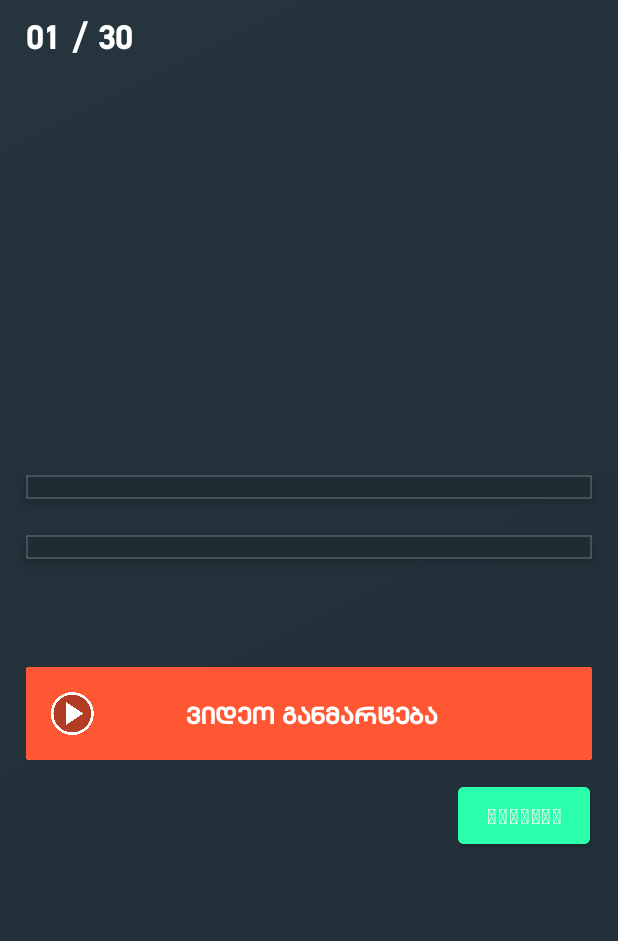
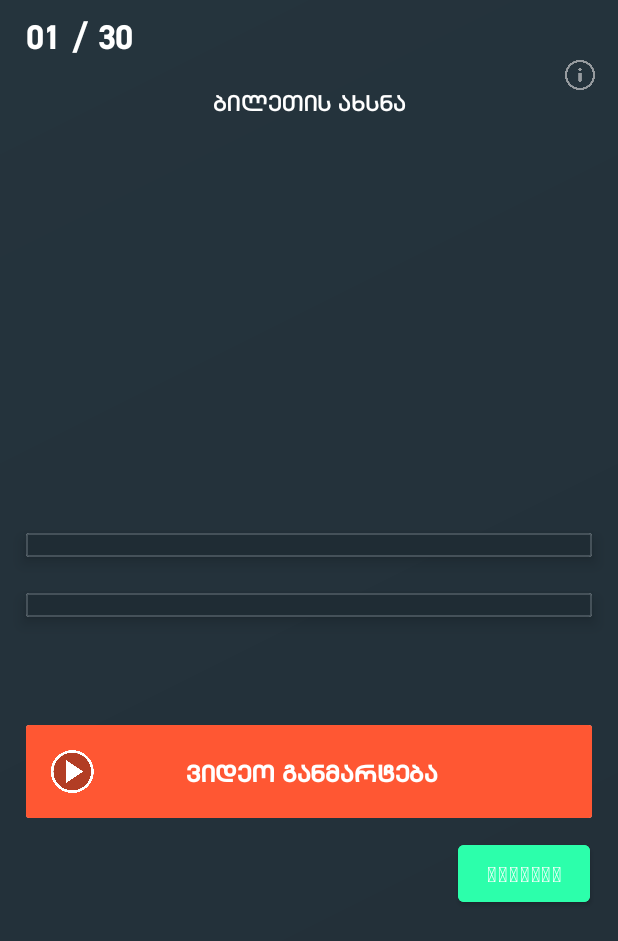
Before and after one commit to Brusadze/DrivingL, an Android app: the ExamActivity screen opened directly, with no data from a screen before it, on a phone screen of 412 x 824 dp. Shown: the top 941 px of the screen. Run offline under Robolectric (Android 15) with nearby library versions, the phone set to English and light mode, and no system bars; 10 statements that could not run were skipped.

Commit message:
added biletebi explanation

```diff
--- a/app/src/main/java/com/badri/drivingl/ExamActivity.java
+++ b/app/src/main/java/com/badri/drivingl/ExamActivity.java
@@ -52,7 +52,8 @@ public class ExamActivity extends AppCompatActivity {
 
 
     TextView shekitxvatext,pasuxiErtiText,pasuxiOriText,pasuxiSamiText
-            ,pasuxiOtxiText,countdownTimerText,numberofbiletiText,finishLayoutText;
+            ,pasuxiOtxiText,countdownTimerText,numberofbiletiText,finishLayoutText,
+            biletisAxsnaTexti;
     Button nextQuestionButton;
 
     Database database;
@@ -62,7 +63,7 @@ public class ExamActivity extends AppCompatActivity {
     VideoView videoView;
     RelativeLayout relativeLayoutMesameQuest,relativeLayoutMeotxeQuest,
             firstQuestionRelative,secondQuestionRelative , countAndTimerLayout, nextbuttonCard,finishLayout;
-    ImageView imageQuestion;
+    ImageView imageQuestion,infoBileti;
     LinearLayout linearImageQuestion;
 
     static int[] myIntArray = new int[30];
@@ -71,6 +72,8 @@ public class ExamActivity extends AppCompatActivity {
 
     public int sworiPasuxebiExamBolos = 0;
     boolean trueAnswer;
+
+    int onclickValueToClose = 1;
 
     private static final String FORMAT = "%02d:%02d:%02d";
     //ArrayList<String> id,question,answerOne,answerTwo,answerThree,answerFour,correctAnswer;
@@ -115,6 +118,8 @@ public class ExamActivity extends AppCompatActivity {
         RelativeLayout nextbuttonCard = findViewById(R.id.nextbuttonCard);
         finishLayout = findViewById(R.id.finishLayout);
         finishLayoutText = findViewById(R.id.finishLayoutText);
+        biletisAxsnaTexti = findViewById(R.id.biletisAxsnaTexti);
+        infoBileti = findViewById(R.id.infoBileti);
         videoView = (VideoView) findViewById(R.id.videoView);
         videoView.setMediaController(null);
         LinearLayout linearView = findViewById(R.id.linearView);
@@ -157,6 +162,7 @@ public class ExamActivity extends AppCompatActivity {
         if(switchMode == 1){
             //EXAM MODE
             startTimer();
+            infoBileti.setVisibility(View.GONE);
             nextbuttonCard.setVisibility(View.GONE);
             pasuxiErtiText.setOnClickListener(new View.OnClickListener() {
                 public void onClick(View v) {
@@ -392,8 +398,22 @@ public class ExamActivity extends AppCompatActivity {
         }else if(switchMode == 0){
             //PRACTICE MODE
             //startTimer();
+
+            infoBileti.setVisibility(View.VISIBLE);
             countdownTimerText.setVisibility(View.GONE);
             nextbuttonCard.setVisibility(View.VISIBLE);
+            infoBileti.setOnClickListener(new View.OnClickListener() {
+                public void onClick(View v) {
+                    onclickValueToClose++;
+                    if(onclickValueToClose % 2 == 0){
+                        biletisAxsnaTexti.setVisibility(View.VISIBLE);
+                        biletisAxsnaTexti.setText(database.ganmartebaValue);
+                    }else if(onclickValueToClose % 2 != 0){
+                        biletisAxsnaTexti.setVisibility(View.GONE);
+                    }
+
+                }
+            });
             pasuxiErtiText.setOnClickListener(new View.OnClickListener() {
                 public void onClick(View v) {
                     gacemuliPasuxi.add(pasuxiErtiText.getText().toString());
@@ -557,7 +577,7 @@ public class ExamActivity extends AppCompatActivity {
         nextQuestionButton.setOnClickListener(new View.OnClickListener() {
             public void onClick(View v) {
                 textNumber++; //counting untill 30
-
+                biletisAxsnaTexti.setVisibility(View.GONE);
                 if(trueAnswer)
                     myIntArray[textNumber - 2] = 1;
                 else if (!trueAnswer)
--- a/app/src/main/res/layout/activity_exam.xml
+++ b/app/src/main/res/layout/activity_exam.xml
@@ -47,6 +47,30 @@
                         android:textColor="@color/white"
                         android:textSize="22sp"
                         android:textStyle="bold"></TextView>
+
+                    <ImageView
+                        android:id="@+id/infoBileti"
+                        android:layout_width="20dp"
+                        android:layout_height="20dp"
+                        android:src="@drawable/infoofbilet"
+                        android:layout_alignParentRight="true"
+                        android:layout_marginTop="40dp"
+                        android:layout_marginRight="15dp"
+                        >
+                    </ImageView>
+
+                    <TextView
+                        android:id="@+id/biletisAxsnaTexti"
+                        android:layout_width="match_parent"
+                        android:layout_height="wrap_content"
+                        android:fontFamily="@font/medcap"
+                        android:text="ბილეთის ახსნა"
+                        android:textAlignment="center"
+                        android:textColor="@color/white"
+                        android:textSize="15sp"
+                        android:layout_marginTop="58dp">
+
+                    </TextView>
 
                 </RelativeLayout>
 
@@ -132,11 +156,11 @@
                                 android:id="@+id/pasuxiErtiText"
                                 android:layout_width="330dp"
                                 android:layout_height="wrap_content"
+                                android:fontFamily="@font/medcap"
                                 android:text="თეთრი ავტომობილის მძღოლი"
                                 android:textAlignment="textStart"
                                 android:textColor="@color/white"
                                 android:textSize="15sp"
-                                android:fontFamily="@font/medcap"
                                 android:textStyle="bold"></TextView>
                         </RelativeLayout>
 
@@ -327,6 +351,7 @@
             android:layout_height="300dp">
         </VideoView>
     </LinearLayout>
+
     <RelativeLayout
         android:id="@+id/finishLayout"
         android:layout_width="match_parent"
```
Also changed, not shown: app/src/main/res/drawable-v24/infoofbilet.png (added).
